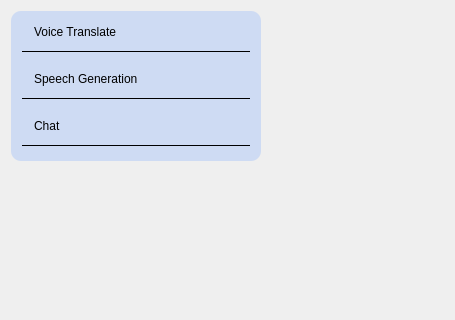
yechaoGitHub/AI, file WRobotNavigation.ui: the form before one commit.
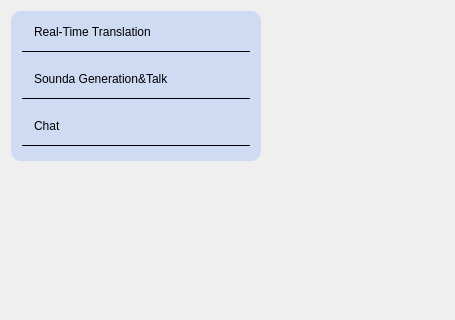
The form after the commit.

```diff
--- a/WRobotNavigation.ui
+++ b/WRobotNavigation.ui
@@ -74,7 +74,7 @@
            </size>
           </property>
           <property name="text">
-           <string>Voice Translate</string>
+           <string>Real-Time Translation</string>
           </property>
          </widget>
         </item>
@@ -87,7 +87,7 @@
            </size>
           </property>
           <property name="text">
-           <string>Speech Generation</string>
+           <string>Sounda Generation&amp;&amp;Talk</string>
           </property>
          </widget>
         </item>
```
